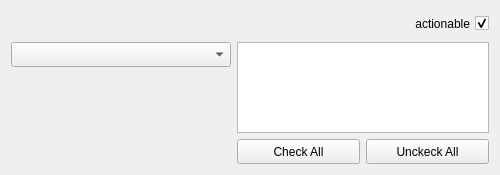
First picture: the form in ui/CounterfactualInterface/ComboboxList/ComboboxList.ui, repository vidalt/OCEAN, before the edit.
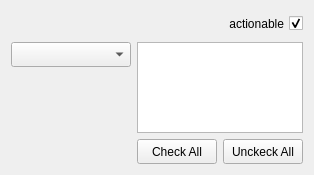
Second picture: the form after the edit.

Patch:
```diff
--- a/ui/CounterfactualInterface/ComboboxList/ComboboxList.ui
+++ b/ui/CounterfactualInterface/ComboboxList/ComboboxList.ui
@@ -6,7 +6,7 @@
    <rect>
     <x>0</x>
     <y>0</y>
-    <width>500</width>
+    <width>300</width>
     <height>175</height>
    </rect>
   </property>
@@ -19,7 +19,7 @@
   <property name="maximumSize">
    <size>
     <width>500</width>
-    <height>175</height>
+    <height>16777215</height>
    </size>
   </property>
   <property name="windowTitle">
@@ -71,9 +71,15 @@
    </item>
    <item row="1" column="0">
     <widget class="QComboBox" name="comboBoxValues">
+     <property name="sizePolicy">
+      <sizepolicy hsizetype="Minimum" vsizetype="Fixed">
+       <horstretch>0</horstretch>
+       <verstretch>0</verstretch>
+      </sizepolicy>
+     </property>
      <property name="minimumSize">
       <size>
-       <width>0</width>
+       <width>120</width>
        <height>25</height>
       </size>
      </property>
@@ -100,9 +106,15 @@
    </item>
    <item row="2" column="0" rowspan="2">
     <widget class="QLabel" name="labelSpacer">
+     <property name="sizePolicy">
+      <sizepolicy hsizetype="Minimum" vsizetype="Preferred">
+       <horstretch>0</horstretch>
+       <verstretch>0</verstretch>
+      </sizepolicy>
+     </property>
      <property name="minimumSize">
       <size>
-       <width>220</width>
+       <width>0</width>
        <height>70</height>
       </size>
      </property>
```
